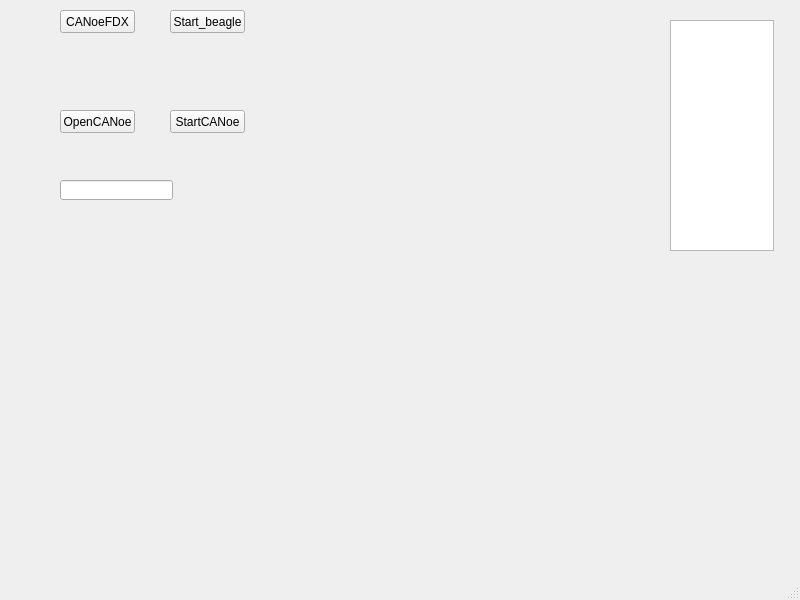
First picture: the form in canoe_beagle_tool/beagle_canoe.ui, repository YEZZESDXHN/py_scripts, before the edit.
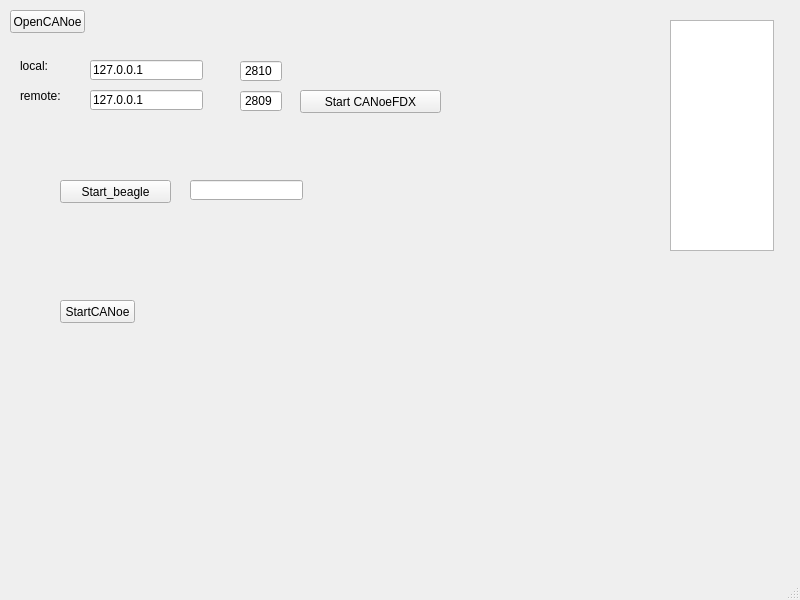
Second picture: the form after the edit.

Commit message: update canoe beagle tool

Diff of the .ui file:
```diff
--- a/canoe_beagle_tool/beagle_canoe.ui
+++ b/canoe_beagle_tool/beagle_canoe.ui
@@ -17,9 +17,9 @@
    <widget class="QPushButton" name="PB_StartBeagle">
     <property name="geometry">
      <rect>
-      <x>170</x>
-      <y>10</y>
-      <width>75</width>
+      <x>60</x>
+      <y>180</y>
+      <width>111</width>
       <height>23</height>
      </rect>
     </property>
@@ -40,8 +40,8 @@
    <widget class="QPushButton" name="PB_StartCANoe">
     <property name="geometry">
      <rect>
-      <x>170</x>
-      <y>110</y>
+      <x>60</x>
+      <y>300</y>
       <width>75</width>
       <height>23</height>
      </rect>
@@ -53,8 +53,8 @@
    <widget class="QPushButton" name="PB_OpenCANoe">
     <property name="geometry">
      <rect>
-      <x>60</x>
-      <y>110</y>
+      <x>10</x>
+      <y>10</y>
       <width>75</width>
       <height>23</height>
      </rect>
@@ -66,7 +66,7 @@
    <widget class="QLineEdit" name="lineEdit_SPI_Id">
     <property name="geometry">
      <rect>
-      <x>60</x>
+      <x>190</x>
       <y>180</y>
       <width>113</width>
       <height>20</height>
@@ -76,14 +76,110 @@
    <widget class="QPushButton" name="PB_CANoeFDX">
     <property name="geometry">
      <rect>
-      <x>60</x>
-      <y>10</y>
-      <width>75</width>
+      <x>300</x>
+      <y>90</y>
+      <width>141</width>
       <height>23</height>
      </rect>
     </property>
     <property name="text">
-     <string>CANoeFDX</string>
+     <string>Start CANoeFDX</string>
+    </property>
+   </widget>
+   <widget class="QLineEdit" name="lineEdit_local_ip">
+    <property name="geometry">
+     <rect>
+      <x>90</x>
+      <y>60</y>
+      <width>113</width>
+      <height>20</height>
+     </rect>
+    </property>
+    <property name="text">
+     <string>127.0.0.1</string>
+    </property>
+   </widget>
+   <widget class="QLabel" name="label">
+    <property name="geometry">
+     <rect>
+      <x>20</x>
+      <y>60</y>
+      <width>54</width>
+      <height>12</height>
+     </rect>
+    </property>
+    <property name="text">
+     <string>local:</string>
+    </property>
+   </widget>
+   <widget class="QLineEdit" name="lineEdit_remote_ip">
+    <property name="geometry">
+     <rect>
+      <x>90</x>
+      <y>90</y>
+      <width>113</width>
+      <height>20</height>
+     </rect>
+    </property>
+    <property name="text">
+     <string>127.0.0.1</string>
+    </property>
+   </widget>
+   <widget class="QLabel" name="label_2">
+    <property name="geometry">
+     <rect>
+      <x>20</x>
+      <y>90</y>
+      <width>54</width>
+      <height>12</height>
+     </rect>
+    </property>
+    <property name="text">
+     <string>remote:</string>
+    </property>
+   </widget>
+   <widget class="QSpinBox" name="spinBox_local_port">
+    <property name="geometry">
+     <rect>
+      <x>240</x>
+      <y>60</y>
+      <width>42</width>
+      <height>22</height>
+     </rect>
+    </property>
+    <property name="buttonSymbols">
+     <enum>QAbstractSpinBox::NoButtons</enum>
+    </property>
+    <property name="keyboardTracking">
+     <bool>true</bool>
+    </property>
+    <property name="maximum">
+     <number>99999</number>
+    </property>
+    <property name="value">
+     <number>2810</number>
+    </property>
+   </widget>
+   <widget class="QSpinBox" name="spinBox_remote_port">
+    <property name="geometry">
+     <rect>
+      <x>240</x>
+      <y>90</y>
+      <width>42</width>
+      <height>22</height>
+     </rect>
+    </property>
+    <property name="buttonSymbols">
+     <enum>QAbstractSpinBox::NoButtons</enum>
+    </property>
+    <property name="keyboardTracking">
+     <bool>true</bool>
+    </property>
+    <property name="maximum">
+     <number>99999</number>
+    </property>
+    <property name="value">
+     <number>2809</number>
     </property>
    </widget>
   </widget>
```
Left out of the diff: 2 changed lines with no effect on the pictures. The commit also changes 2 other files.
